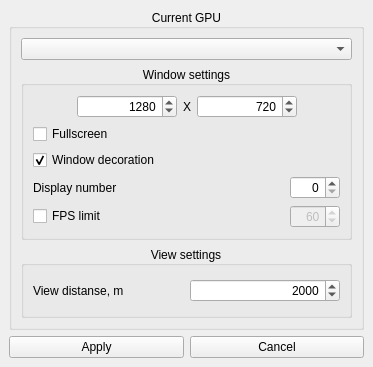
maisvendoo/RRS, file launcher/forms/graphsettingswindow.ui: the form before one commit.
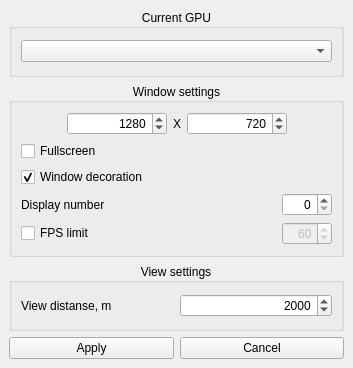
The form after the commit.

Commit message: Еще раз перекомпоновал интерфейс

What changed in the file:
```diff
--- a/launcher/forms/graphsettingswindow.ui
+++ b/launcher/forms/graphsettingswindow.ui
@@ -9,8 +9,8 @@
    <rect>
     <x>0</x>
     <y>0</y>
-    <width>373</width>
-    <height>367</height>
+    <width>353</width>
+    <height>368</height>
    </rect>
   </property>
   <property name="sizePolicy">
@@ -25,7 +25,7 @@
   <widget class="QWidget" name="centralwidget">
    <layout class="QVBoxLayout" name="verticalLayout_5">
     <item>
-     <layout class="QVBoxLayout" name="verticalLayout" stretch="0,0">
+     <layout class="QVBoxLayout" name="verticalLayout" stretch="0,0,0,0">
       <item>
        <widget class="QGroupBox" name="groupBox">
         <property name="title">
@@ -42,6 +42,9 @@
            </property>
           </widget>
          </item>
+        </layout>
+       </widget>
+      </item>
          <item>
           <widget class="QGroupBox" name="groupBox_2">
            <property name="title">
@@ -277,9 +280,6 @@
                </widget>
               </item>
              </layout>
-            </item>
-           </layout>
-          </widget>
          </item>
         </layout>
        </widget>
```
Lines whose indentation alone changed are shown as unchanged. The commit also changes 1 other file.
